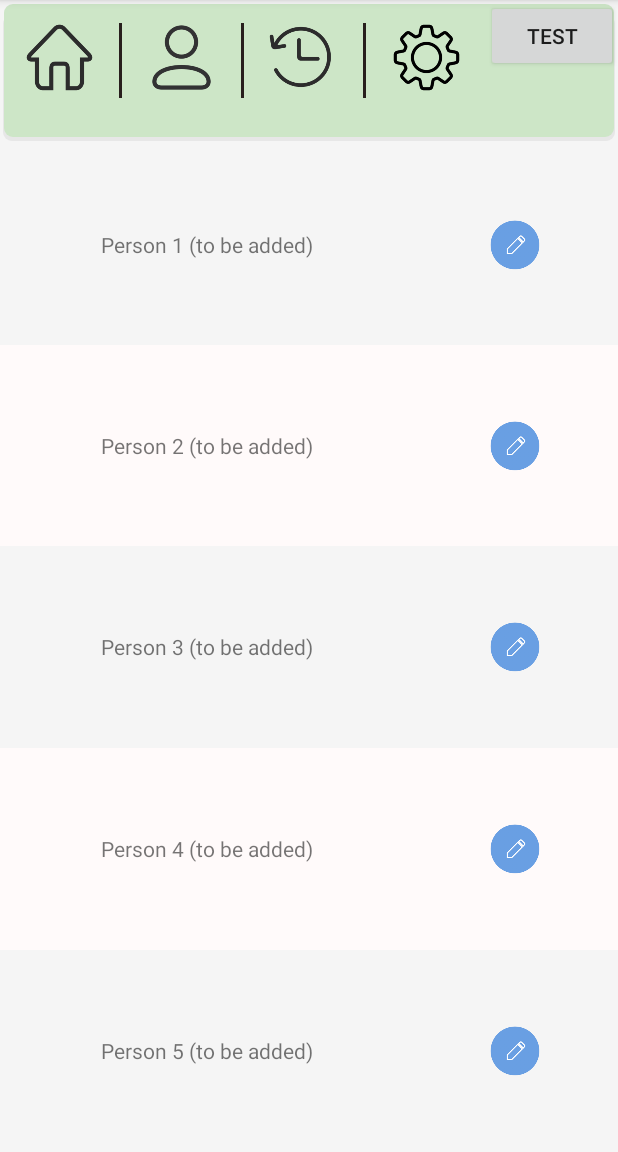
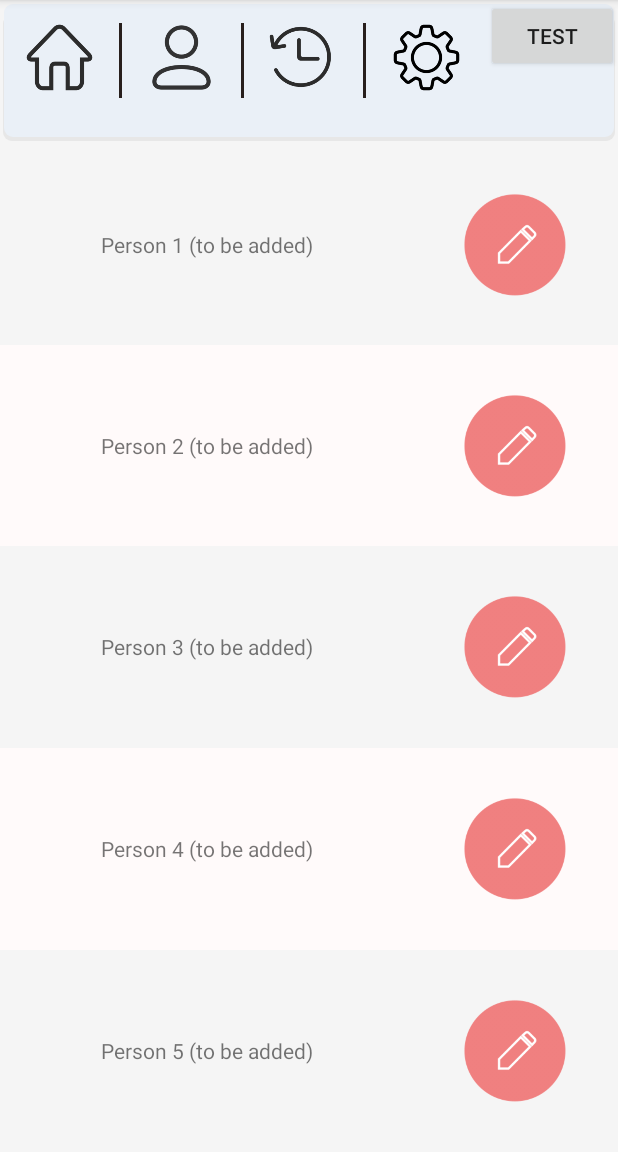
Before and after one commit to Dewei-Yu/MySOS, an Android app: the screen it shows after launch (MainActivity), after a tap on an icon or button, on a phone screen of 412 x 824 dp, the part 84-1236 px from its top. Run offline under Robolectric (Android 15) with nearby library versions, the phone set to English and light mode, and no system bars.

Commit message:
layout modify

```diff
--- a/app/src/main/res/drawable/gray_thumb.xml
+++ b/app/src/main/res/drawable/gray_thumb.xml
@@ -2,13 +2,10 @@
 <shape xmlns:android="http://schemas.android.com/apk/res/android"
     android:shape="rectangle" >
 
-    <!-- 高度40 -->
     <size android:height="40dp" android:width="40dp"/>
-    <!-- 圆角弧度 20 -->
 	<corners android:radius="20dp"/>
 
 
-	<!-- 变化率 -->
     <gradient
         android:endColor="#eeeeee"
         android:startColor="#eeeeee" />
--- a/app/src/main/res/drawable/green_thumb.xml
+++ b/app/src/main/res/drawable/green_thumb.xml
@@ -2,18 +2,15 @@
 <shape xmlns:android="http://schemas.android.com/apk/res/android"
     android:shape="rectangle" >
 
-    <!-- 高度40 -->
     <size android:height="40dp" android:width="40dp"/>
-    <!-- 圆角弧度 20 -->
 	<corners android:radius="20dp"/>
 
 
-	<!-- 变化率 -->
     <gradient
         android:endColor="#eeeeee"
         android:startColor="#eeeeee" />
 
     <stroke android:width="1dp"
-        android:color="#f58220"/>
+        android:color="#d4edf7"/>
 
 </shape>
--- a/app/src/main/res/drawable/shadow.xml
+++ b/app/src/main/res/drawable/shadow.xml
@@ -1,7 +1,5 @@
 <?xml version="1.0" encoding="utf-8"?>
 <layer-list xmlns:android="http://schemas.android.com/apk/res/android" >
-    <!-- 阴影部分 -->
-    <!-- 个人觉得更形象的表达：top代表下边的阴影高度，left代表右边的阴影宽度。其实也就是相对应的offset，solid中的颜色是阴影的颜色，也可以设置角度等等 -->
     <item
         android:left="2dp"
         android:top="10dp"
@@ -19,8 +17,6 @@
                 android:topRightRadius="6dip" />
         </shape>
     </item>
-    <!-- 背景部分 -->
-    <!-- 形象的表达：bottom代表背景部分在上边缘超出阴影的高度，right代表背景部分在左边超出阴影的宽度（相对应的offset） -->
     <item
         android:left="3dp"
         android:top="3dp"
@@ -29,8 +25,8 @@
         <shape android:shape="rectangle" >
             <gradient
                 android:angle="270"
-                android:endColor="#cde6c7"
-                android:startColor="#cde6c7" />
+                android:endColor="#eaf0f7"
+                android:startColor="#eaf0f7" />
             <corners
                 android:bottomLeftRadius="6dip"
                 android:bottomRightRadius="6dip"
--- a/app/src/main/res/drawable/thumb.xml
+++ b/app/src/main/res/drawable/thumb.xml
@@ -1,5 +1,4 @@
 <?xml version="1.0" encoding="utf-8"?>
-<!-- 按钮的选择器，可以设置按钮在不同状态下的时候，按钮不同的颜色 -->
 <selector xmlns:android="http://schemas.android.com/apk/res/android" >
 
 <item android:state_checked="true"  android:drawable="@drawable/green_thumb" />
--- a/app/src/main/res/drawable/track.xml
+++ b/app/src/main/res/drawable/track.xml
@@ -1,5 +1,4 @@
 <?xml version="1.0" encoding="utf-8"?>
-<!-- 底层下滑条的样式选择器，可控制Switch在不同状态下，底下下滑条的颜色 -->
 <selector xmlns:android="http://schemas.android.com/apk/res/android" >
 <item android:state_checked="true"  android:drawable="@drawable/green_track" />
 <item                               android:drawable="@drawable/gray_track" />
--- a/app/src/main/res/layout/activity_add_contact.xml
+++ b/app/src/main/res/layout/activity_add_contact.xml
@@ -44,7 +44,7 @@
         <EditText
             android:id="@+id/addUserName"
             android:layout_width="match_parent"
-            android:layout_height="100dp"
+            android:layout_height="80dp"
             android:ems="10"
             android:hint="Please Enter Your Name"
             android:inputType="textPersonName"
@@ -54,7 +54,7 @@
         <EditText
             android:id="@+id/addUserPhone"
             android:layout_width="match_parent"
-            android:layout_height="100dp"
+            android:layout_height="80dp"
             android:ems="10"
             android:hint="Please Enter Phone Number"
             android:inputType="textPersonName"
--- a/app/src/main/res/layout/activity_add_user_detail.xml
+++ b/app/src/main/res/layout/activity_add_user_detail.xml
@@ -43,7 +43,7 @@
         <EditText
             android:id="@+id/addUserName"
             android:layout_width="match_parent"
-            android:layout_height="100dp"
+            android:layout_height="80dp"
             android:ems="10"
             android:hint="Please Enter Your Name"
             android:layout_marginTop="20dp"
@@ -53,7 +53,7 @@
         <EditText
             android:id="@+id/addUserPhone"
             android:layout_width="match_parent"
-            android:layout_height="100dp"
+            android:layout_height="80dp"
             android:ems="10"
             android:hint="Please Enter Phone Number"
             android:inputType="textPersonName"
--- a/app/src/main/res/layout/fragment_contact.xml
+++ b/app/src/main/res/layout/fragment_contact.xml
@@ -34,11 +34,11 @@
             android:layout_width="match_parent"
             android:layout_height="match_parent"
             android:layout_weight="2"
-            android:src="@drawable/edit"
+            android:src="@drawable/cedit"
             android:background="#00000000"
             android:scaleType="centerInside"
-            android:layout_marginLeft="50dp"
-            android:layout_marginRight="50dp"
+            android:layout_marginLeft="30dp"
+            android:layout_marginRight="30dp"
             android:layout_marginTop="20dp"
             android:layout_marginBottom="20dp"/>
 
@@ -72,11 +72,11 @@
             android:layout_width="match_parent"
             android:layout_height="match_parent"
             android:layout_weight="2"
-            android:src="@drawable/edit"
+            android:src="@drawable/cedit"
             android:background="#00000000"
             android:scaleType="centerInside"
-            android:layout_marginLeft="50dp"
-            android:layout_marginRight="50dp"
+            android:layout_marginLeft="30dp"
+            android:layout_marginRight="30dp"
             android:layout_marginTop="20dp"
             android:layout_marginBottom="20dp"/>
 
@@ -110,11 +110,11 @@
             android:layout_width="match_parent"
             android:layout_height="match_parent"
             android:layout_weight="2"
-            android:src="@drawable/edit"
+            android:src="@drawable/cedit"
             android:background="#00000000"
             android:scaleType="centerInside"
-            android:layout_marginLeft="50dp"
-            android:layout_marginRight="50dp"
+            android:layout_marginLeft="30dp"
+            android:layout_marginRight="30dp"
             android:layout_marginTop="20dp"
             android:layout_marginBottom="20dp"/>
 
@@ -148,11 +148,11 @@
             android:layout_width="match_parent"
             android:layout_height="match_parent"
             android:layout_weight="2"
-            android:src="@drawable/edit"
+            android:src="@drawable/cedit"
             android:background="#00000000"
             android:scaleType="centerInside"
-            android:layout_marginLeft="50dp"
-            android:layout_marginRight="50dp"
+            android:layout_marginLeft="30dp"
+            android:layout_marginRight="30dp"
             android:layout_marginTop="20dp"
             android:layout_marginBottom="20dp"/>
 
@@ -185,11 +185,11 @@
             android:layout_width="match_parent"
             android:layout_height="match_parent"
             android:layout_weight="2"
-            android:src="@drawable/edit"
+            android:src="@drawable/cedit"
             android:background="#00000000"
             android:scaleType="centerInside"
-            android:layout_marginLeft="50dp"
-            android:layout_marginRight="50dp"
+            android:layout_marginLeft="30dp"
+            android:layout_marginRight="30dp"
             android:layout_marginTop="20dp"
             android:layout_marginBottom="20dp"/>
 
--- a/app/src/main/res/values/styles.xml
+++ b/app/src/main/res/values/styles.xml
@@ -10,7 +10,7 @@
 
     <style name="EditText" parent="Theme.AppCompat.Light">
         <item name="colorControlNormal">#F2F2F2</item>
-        <item name="colorControlActivated">#FFE4E1</item>
+        <item name="colorControlActivated">#7bbfea</item>
     </style>
 
 </resources>
```
Also changed, not shown: app/src/main/res/drawable/gray_track.xml (+2 -5 lines), app/src/main/res/drawable/green_track.xml (+2 -5 lines), app/src/main/res/layout/fragment_setting.xml (+19 -9 lines), app/src/main/res/drawable/cedit.png (added).
